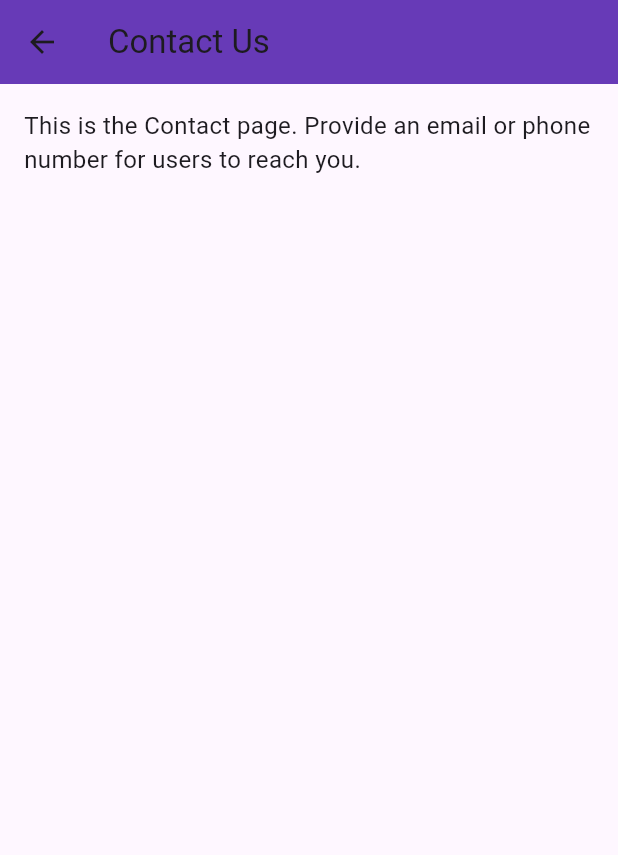
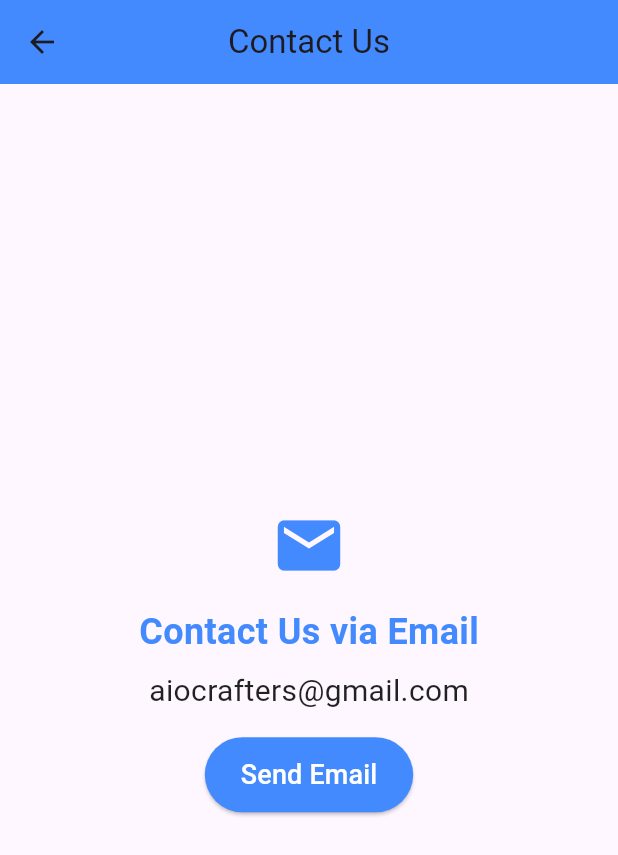
Before and after one commit to aiocrafters/my-app-flutter, a Flutter app: the screen it shows after launch, in the side drawer, after a tap on "Contact", on a phone screen of 412 x 824 dp. Shown: the top 855 px of the screen. Run offline on Flutter 3.47's test engine with Material 3 defaults, Android fonts, the phone set to English and light mode, and no system bars.

Commit message:
feat(contact): add email launch button using url_launcher

```diff
--- a/lib/dashboard.dart
+++ b/lib/dashboard.dart
@@ -1,3 +1,5 @@
+// ignore_for_file: deprecated_member_use
+
 import 'package:flutter/material.dart';
 
 // Import the new pages
--- a/lib/pages/contact_page.dart
+++ b/lib/pages/contact_page.dart
@@ -1,20 +1,62 @@
 import 'package:flutter/material.dart';
+import 'package:url_launcher/url_launcher.dart'; // For launching email links
 
 class ContactPage extends StatelessWidget {
   const ContactPage({super.key});
+
+  // Function to launch the email client
+  Future<void> _launchEmail(String email) async {
+    final Uri emailUri = Uri(scheme: 'mailto', path: email);
+    if (!await launchUrl(emailUri)) {
+      throw Exception('Could not launch $emailUri');
+    }
+  }
 
   @override
   Widget build(BuildContext context) {
     return Scaffold(
       appBar: AppBar(
         title: const Text('Contact Us'),
-        backgroundColor: Colors.deepPurple,
+        centerTitle: true,
+        backgroundColor: Colors.blueAccent,
       ),
-      body: const Padding(
-        padding: EdgeInsets.all(16.0),
-        child: Text(
-          'This is the Contact page. Provide an email or phone number for users to reach you.',
-          style: TextStyle(fontSize: 16),
+      body: Center(
+        child: Column(
+          mainAxisAlignment: MainAxisAlignment.center,
+          children: [
+            const Icon(Icons.email, size: 50.0, color: Colors.blueAccent),
+            const SizedBox(height: 16.0),
+            const Text(
+              'Contact Us via Email',
+              style: TextStyle(
+                fontSize: 24.0,
+                fontWeight: FontWeight.bold,
+                color: Colors.blueAccent,
+              ),
+            ),
+            const SizedBox(height: 8.0),
+            const Text(
+              'aiocrafters@gmail.com',
+              style: TextStyle(fontSize: 20.0, color: Colors.black87),
+            ),
+            const SizedBox(height: 16.0),
+
+            // Send Email Button
+            ElevatedButton(
+              onPressed: () {
+                _launchEmail('aiocrafters@gmail.com');
+              },
+              style: ElevatedButton.styleFrom(
+                backgroundColor: Colors.blueAccent,
+                foregroundColor: Colors.white,
+                padding: const EdgeInsets.symmetric(
+                  horizontal: 24,
+                  vertical: 12,
+                ),
+              ),
+              child: const Text('Send Email', style: TextStyle(fontSize: 18)),
+            ),
+          ],
         ),
       ),
     );
--- a/pubspec.yaml
+++ b/pubspec.yaml
@@ -11,6 +11,7 @@ dependencies:
   flutter:
     sdk: flutter
   cupertino_icons: ^1.0.8
+  url_launcher: ^6.3.2
 
 dev_dependencies:
   flutter_test:
```
Also changed, not shown: pubspec.lock, 6 other files.
